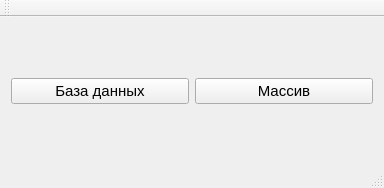
Above: mainwindow.ui from BatyrshinBPO-16-01/Lab1Interface before the change. Below: the same form after it.
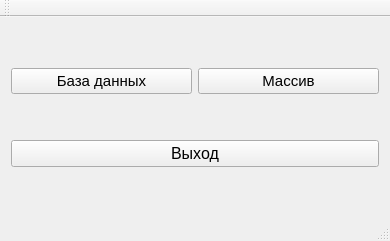
That is the form after the change.

```diff
--- a/mainwindow.ui
+++ b/mainwindow.ui
@@ -6,8 +6,8 @@
    <rect>
     <x>0</x>
     <y>0</y>
-    <width>384</width>
-    <height>188</height>
+    <width>390</width>
+    <height>241</height>
    </rect>
   </property>
   <property name="windowTitle">
@@ -43,6 +43,18 @@
       </item>
      </layout>
     </item>
+    <item row="1" column="0">
+     <widget class="QPushButton" name="pushButton">
+      <property name="font">
+       <font>
+        <pointsize>12</pointsize>
+       </font>
+      </property>
+      <property name="text">
+       <string>Выход</string>
+      </property>
+     </widget>
+    </item>
    </layout>
   </widget>
   <widget class="QMenuBar" name="menuBar">
```
Left out of the diff: 2 changed lines with no effect on the pictures.
